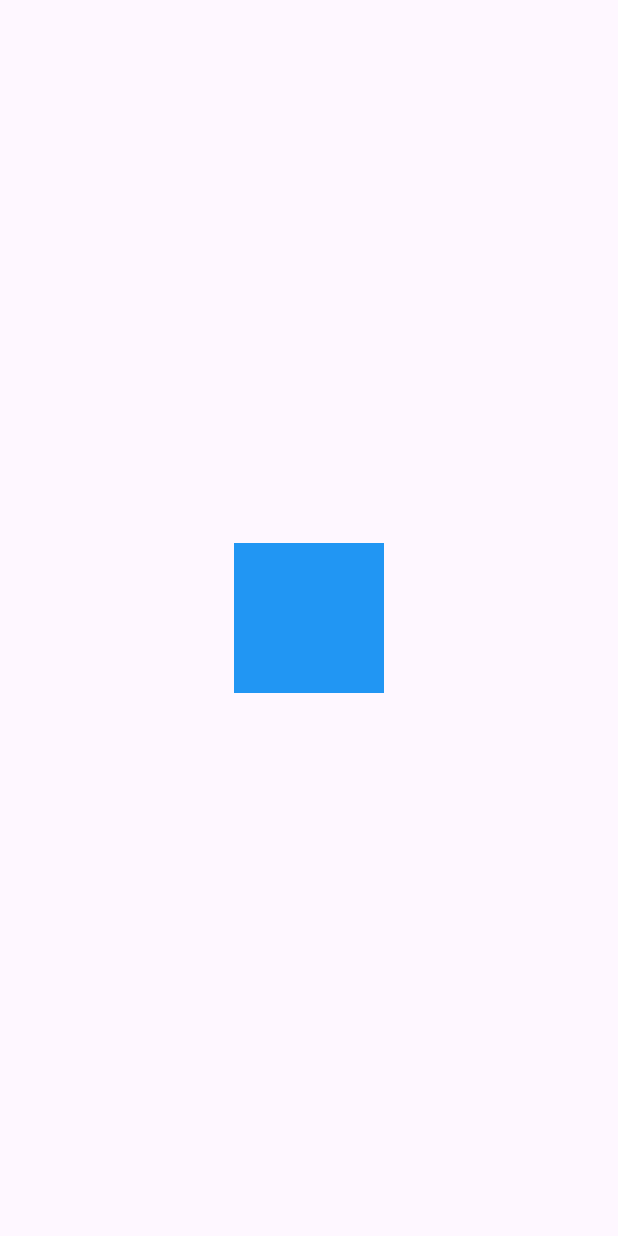
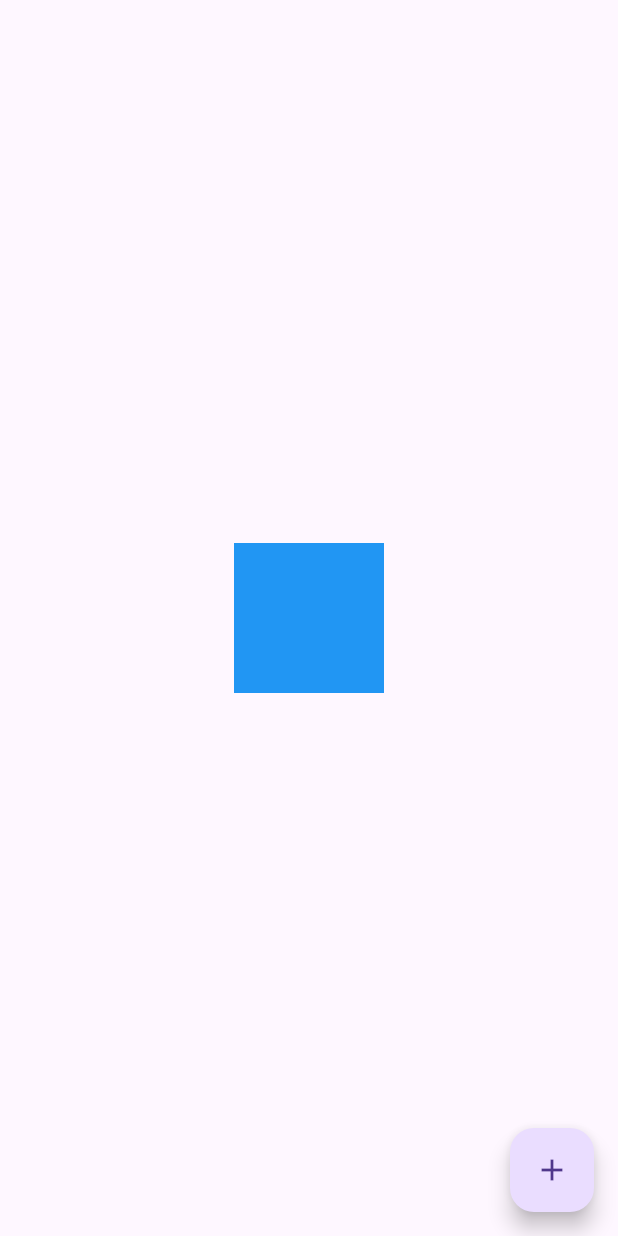
Before and after one commit to ThomasEcalle/moc-3-2026, a Flutter app: the screen it shows after launch, on a phone screen of 412 x 824 dp. Run offline on Flutter 3.47's test engine with Material 3 defaults, Android fonts, the phone set to English and light mode, and no system bars.

Commit message:
Add B Exercise

```diff
--- /dev/null
+++ b/lib/exercises/b_exercise.dart
@@ -0,0 +1,48 @@
+import 'package:flutter/material.dart';
+
+class BExercise extends StatefulWidget {
+  const BExercise({super.key});
+
+  @override
+  State<BExercise> createState() => _BExerciseState();
+}
+
+class _BExerciseState extends State<BExercise> {
+  bool _clicked = false;
+
+  @override
+  Widget build(BuildContext context) {
+    return Scaffold(
+      body: Center(
+        child: MyButton(color: _clicked ? Colors.orange : Colors.blue),
+      ),
+      floatingActionButton: FloatingActionButton(
+        onPressed: () {
+          setState(() {
+            _clicked = !_clicked;
+          });
+        },
+        child: Icon(Icons.add),
+      ),
+    );
+  }
+}
+
+class MyButton extends StatelessWidget {
+  const MyButton({
+    super.key,
+    this.color = Colors.blue,
+  });
+
+  final Color color;
+
+  @override
+  Widget build(BuildContext context) {
+    return AnimatedContainer(
+      duration: Duration(seconds: 1),
+      height: 100,
+      width: 100,
+      color: color,
+    );
+  }
+}
--- a/lib/main.dart
+++ b/lib/main.dart
@@ -1,5 +1,6 @@
 import 'package:flutter/material.dart';
 import 'package:moc3_20/exercises/a_exercise.dart';
+import 'package:moc3_20/exercises/b_exercise.dart';
 import 'package:moc3_20/home.dart';
 
 void main() {
@@ -12,7 +13,7 @@ class MyApp extends StatelessWidget {
   @override
   Widget build(BuildContext context) {
     return MaterialApp(
-      home: AExercise(),
+      home: BExercise(),
       debugShowCheckedModeBanner: false,
       theme: ThemeData(
         textTheme: TextTheme(
```
